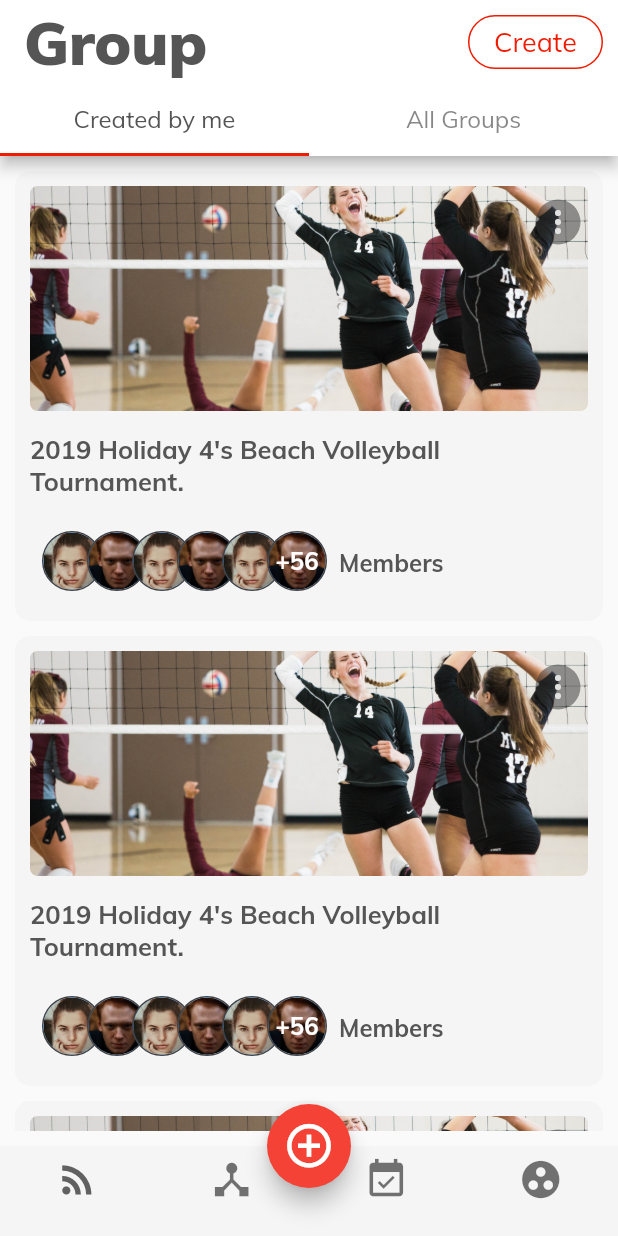
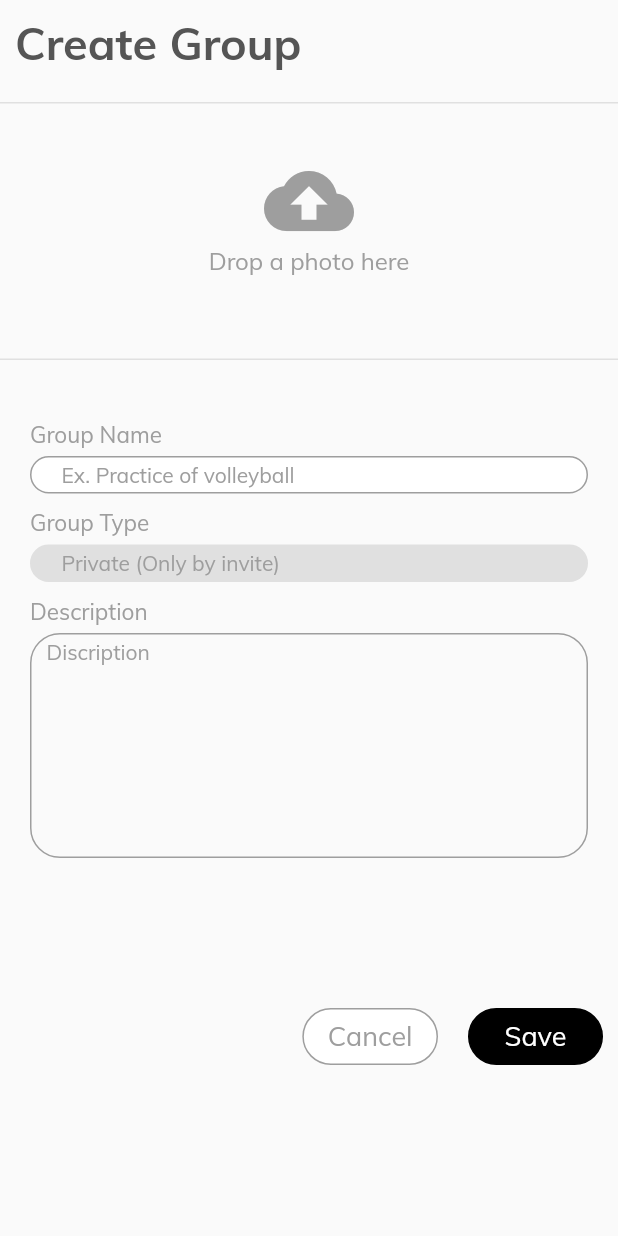
Before and after one commit to Sarbjyotsingh/athlete_platform1, a Flutter app: the screen it shows after launch, after a tap on "Create", on a phone screen of 412 x 824 dp. Run offline on Flutter 3.47's test engine with Material 2 defaults, Android fonts, the phone set to English and light mode, and no system bars.

Commit message:
Edit Group and Create Group

```diff
--- a/lib/main.dart
+++ b/lib/main.dart
@@ -1,3 +1,5 @@
+import 'package:athlete_platform1/screens/create_group.dart';
+import 'package:athlete_platform1/screens/edit_group.dart';
 import 'package:athlete_platform1/screens/group_details.dart';
 import 'package:athlete_platform1/screens/group_listing.dart';
 import 'package:flutter/material.dart';
@@ -17,6 +19,8 @@ class _MyAppState extends State<MyApp> {
       routes: {
         GroupListing.id: (context) => GroupListing(),
         GroupDetails.id: (context) => GroupDetails(),
+        CreateGroup.id: (context) => CreateGroup(),
+        EditGroup.id: (context) => EditGroup(),
       },
     );
   }
--- /dev/null
+++ b/lib/screens/create_group.dart
@@ -0,0 +1,143 @@
+import 'package:athlete_platform1/utilities/constants.dart';
+import 'package:athlete_platform1/widgets/circular_button_with_text.dart';
+import 'package:athlete_platform1/widgets/circular_text_form_field.dart';
+import 'package:athlete_platform1/widgets/horizontal_line.dart';
+import 'package:athlete_platform1/widgets/rectangular_text_form_field.dart';
+import 'package:flutter/material.dart';
+
+class CreateGroup extends StatefulWidget {
+  static const String id = 'create_group';
+  @override
+  _CreateGroupState createState() => _CreateGroupState();
+}
+
+class _CreateGroupState extends State<CreateGroup> {
+  @override
+  Widget build(BuildContext context) {
+    return Scaffold(
+      body: SafeArea(
+        child: SingleChildScrollView(
+          child: Column(
+            children: <Widget>[
+              Align(
+                alignment: Alignment.topLeft,
+                child: Padding(
+                  padding: EdgeInsets.only(top: 10, left: 10),
+                  child: Text(
+                    'Create Group',
+                    style: kCreateAndEditPageHeadingStyle,
+                  ),
+                ),
+              ),
+              HorizontalLine(),
+              Container(
+                width: MediaQuery.of(context).size.width,
+                height: 150,
+                child: Column(
+                  mainAxisAlignment: MainAxisAlignment.center,
+                  children: <Widget>[
+                    Icon(
+                      Icons.cloud_upload,
+                      color: Colors.grey,
+                      size: 60,
+                    ),
+                    Text(
+                      'Drop a photo here',
+                      style: kCreatePageTextStyle,
+                    ),
+                  ],
+                ),
+              ),
+              HorizontalLine(),
+              Container(
+                padding:
+                    EdgeInsets.only(top: 40, left: 20, right: 20, bottom: 40),
+                child: Column(
+                  children: <Widget>[
+                    Align(
+                      child: Text(
+                        'Group Name',
+                        style: kTextFieldNameStyle,
+                      ),
+                      alignment: Alignment.topLeft,
+                    ),
+                    CircularTextFormField(
+                      hintText: 'Ex. Practice of volleyball',
+                      hintTextStyle: kTextFieldHintTextDecoration,
+                      borderColor: Colors.grey,
+                      textFieldColor: Colors.white,
+                    ),
+                    SizedBox(
+                      height: 10,
+                    ),
+                    Align(
+                      child: Text(
+                        'Group Type',
+                        style: kTextFieldNameStyle,
+                      ),
+                      alignment: Alignment.topLeft,
+                    ),
+                    CircularTextFormField(
+                      hintText: 'Private (Only by invite)',
+                      hintTextStyle: kTextFieldHintTextDecoration,
+                      borderColor: Colors.grey.shade300,
+                      textFieldColor: Colors.grey.shade300,
+                    ),
+                    SizedBox(
+                      height: 10,
+                    ),
+                    Align(
+                      child: Text(
+                        'Description',
+                        style: kTextFieldNameStyle,
+                      ),
+                      alignment: Alignment.topLeft,
+                    ),
+                    RectangularTextFormField(
+                      hintText: 'Discription',
+                    ),
+                  ],
+                ),
+              ),
+              SizedBox(
+                height: 50,
+              ),
+              Row(
+                mainAxisAlignment: MainAxisAlignment.end,
+                children: <Widget>[
+                  CircularButtonWithText(
+                    text: 'Cancel',
+                    onPressed: () {
+                      Navigator.pop(context);
+                    },
+                    borderColor: Colors.grey,
+                    buttonColor: Colors.white,
+                    textColor: Colors.grey,
+                    textStyle: TextStyle(
+                      fontSize: 18.0,
+                      fontFamily: 'Muli',
+                    ),
+                  ),
+                  CircularButtonWithText(
+                    text: 'Save',
+                    onPressed: () {},
+                    borderColor: Colors.black,
+                    buttonColor: Colors.black,
+                    textColor: Colors.white,
+                    textStyle: TextStyle(
+                      fontSize: 18.0,
+                      fontFamily: 'Muli',
+                    ),
+                  ),
+                ],
+              ),
+              SizedBox(
+                height: 20,
+              ),
+            ],
+          ),
+        ),
+      ),
+    );
+  }
+}
--- a/lib/screens/group_listing.dart
+++ b/lib/screens/group_listing.dart
@@ -1,3 +1,4 @@
+import 'package:athlete_platform1/screens/create_group.dart';
 import 'package:athlete_platform1/widgets/group_card.dart';
 import 'package:flutter/material.dart';
 import 'package:flutter/rendering.dart';
@@ -96,7 +97,9 @@ class _GroupListingState extends State<GroupListing> {
                 textColor: Color(0xFFf01b01),
                 highlightColor: Colors.transparent,
                 splashColor: Colors.transparent,
-                onPressed: () {},
+                onPressed: () {
+                  Navigator.pushNamed(context, CreateGroup.id);
+                },
               ),
             ),
           ],
--- a/lib/utilities/constants.dart
+++ b/lib/utilities/constants.dart
@@ -0,0 +1,24 @@
+import 'package:flutter/material.dart';
+
+const kTextFieldNameStyle = TextStyle(
+  color: Colors.grey,
+  fontSize: 15,
+  fontFamily: 'Muli',
+);
+const kTextFieldHintTextDecoration = TextStyle(
+  fontFamily: 'Muli',
+  fontSize: 14,
+  color: Colors.grey,
+);
+const kCreateAndEditPageHeadingStyle = TextStyle(
+  color: Color(0xFF555555),
+  fontSize: 30,
+  fontWeight: FontWeight.w700,
+  fontFamily: 'Muli',
+);
+
+const kCreatePageTextStyle = TextStyle(
+  fontSize: 16,
+  fontFamily: 'Muli',
+  color: Colors.grey,
+);
--- /dev/null
+++ b/lib/widgets/circular_button_with_text.dart
@@ -0,0 +1,48 @@
+import 'package:flutter/material.dart';
+
+class CircularButtonWithText extends StatelessWidget {
+  final String text;
+  final Color borderColor;
+  final Color buttonColor;
+  final Color textColor;
+  final VoidCallback onPressed;
+  final TextStyle textStyle;
+  CircularButtonWithText({
+    @required this.text,
+    @required this.onPressed,
+    @required this.borderColor,
+    @required this.buttonColor,
+    @required this.textColor,
+    @required this.textStyle,
+  });
+
+  @override
+  Widget build(BuildContext context) {
+    return Container(
+      margin: EdgeInsets.all(10),
+      decoration: BoxDecoration(
+        color: buttonColor,
+        shape: BoxShape.rectangle,
+        borderRadius: BorderRadius.horizontal(
+          left: Radius.circular(100),
+          right: Radius.circular(100),
+        ),
+        border: Border.all(
+          color: borderColor,
+          width: 1.0,
+        ),
+      ),
+      child: FlatButton(
+        child: Text(
+          text,
+          style: textStyle,
+        ),
+        materialTapTargetSize: MaterialTapTargetSize.shrinkWrap,
+        textColor: textColor,
+        highlightColor: Colors.transparent,
+        splashColor: Colors.transparent,
+        onPressed: onPressed,
+      ),
+    );
+  }
+}
--- /dev/null
+++ b/lib/widgets/circular_text_form_field.dart
@@ -0,0 +1,40 @@
+import 'package:flutter/material.dart';
+
+class CircularTextFormField extends StatelessWidget {
+  final String hintText;
+  final TextStyle hintTextStyle;
+  final Color borderColor;
+  final Color textFieldColor;
+  CircularTextFormField({
+    @required this.hintText,
+    @required this.textFieldColor,
+    @required this.borderColor,
+    @required this.hintTextStyle,
+  });
+
+  @override
+  Widget build(BuildContext context) {
+    return Container(
+      margin: EdgeInsets.only(top: 5),
+      padding: EdgeInsets.only(left: 20, top: 2, bottom: 2, right: 20),
+      decoration: BoxDecoration(
+        color: textFieldColor,
+        shape: BoxShape.rectangle,
+        borderRadius: BorderRadius.horizontal(
+          left: Radius.circular(100),
+          right: Radius.circular(100),
+        ),
+        border: Border.all(
+          color: borderColor,
+          width: 1,
+        ),
+      ),
+      child: TextFormField(
+        decoration: InputDecoration.collapsed(
+          hintText: hintText,
+          hintStyle: hintTextStyle,
+        ),
+      ),
+    );
+  }
+}
--- /dev/null
+++ b/lib/widgets/horizontal_line.dart
@@ -0,0 +1,15 @@
+import 'package:flutter/material.dart';
+
+class HorizontalLine extends StatelessWidget {
+  @override
+  Widget build(BuildContext context) {
+    return Container(
+      height: 1,
+      width: MediaQuery.of(context).size.width,
+      color: Colors.grey.shade300,
+      margin: const EdgeInsets.only(
+        top: 20,
+      ),
+    );
+  }
+}
--- a/lib/widgets/member_images.dart
+++ b/lib/widgets/member_images.dart
@@ -23,7 +23,7 @@ class MemberImages extends StatelessWidget {
               ),
             ),
             child: CircleAvatar(
-              radius: 19,
+              radius: 18,
               backgroundImage: AssetImage(
                 'images/person2.jpg',
               ),
@@ -40,7 +40,7 @@ class MemberImages extends StatelessWidget {
                 ),
               ),
               child: CircleAvatar(
-                radius: 19,
+                radius: 18,
                 backgroundImage: AssetImage(
                   'images/person1.jpg',
                 ),
@@ -58,7 +58,7 @@ class MemberImages extends StatelessWidget {
                 ),
               ),
               child: CircleAvatar(
-                radius: 19,
+                radius: 18,
                 backgroundImage: AssetImage(
                   'images/person2.jpg',
                 ),
@@ -76,7 +76,7 @@ class MemberImages extends StatelessWidget {
                 ),
               ),
               child: CircleAvatar(
-                radius: 19,
+                radius: 18,
                 backgroundImage: AssetImage(
                   'images/person1.jpg',
                 ),
@@ -94,7 +94,7 @@ class MemberImages extends StatelessWidget {
                 ),
               ),
               child: CircleAvatar(
-                radius: 19,
+                radius: 18,
                 backgroundImage: AssetImage(
                   'images/person2.jpg',
                 ),
@@ -112,7 +112,7 @@ class MemberImages extends StatelessWidget {
                 ),
               ),
               child: CircleAvatar(
-                radius: 19,
+                radius: 18,
                 child: Text(
                   '+56',
                   style: TextStyle(
--- /dev/null
+++ b/lib/widgets/rectangular_text_form_field.dart
@@ -0,0 +1,33 @@
+import 'package:athlete_platform1/utilities/constants.dart';
+import 'package:flutter/material.dart';
+
+class RectangularTextFormField extends StatelessWidget {
+  final String hintText;
+
+  RectangularTextFormField({@required this.hintText});
+  @override
+  Widget build(BuildContext context) {
+    return Container(
+      height: 150,
+      margin: EdgeInsets.only(top: 5),
+      padding: EdgeInsets.only(left: 10, top: 2, bottom: 2, right: 20),
+      decoration: BoxDecoration(
+        shape: BoxShape.rectangle,
+        borderRadius: BorderRadius.horizontal(
+          left: Radius.circular(20),
+          right: Radius.circular(20),
+        ),
+        border: Border.all(
+          color: Colors.grey,
+          width: 1,
+        ),
+      ),
+      child: TextFormField(
+        decoration: InputDecoration.collapsed(
+          hintText: hintText,
+          hintStyle: kTextFieldHintTextDecoration,
+        ),
+      ),
+    );
+  }
+}
```
Also changed, not shown: lib/screens/edit_group.dart (added, +143 -0 lines), lib/screens/group_details.dart (+10 -5 lines), lib/widgets/group_card.dart (+6 -1 lines).
